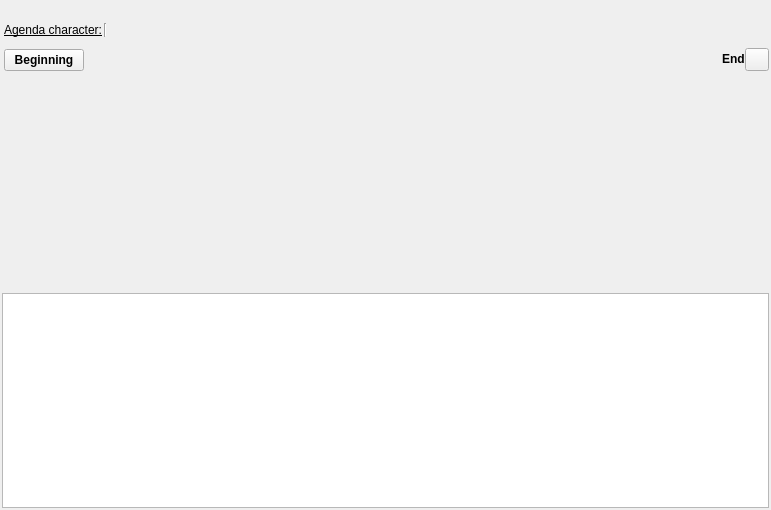
Before: the Qt Designer form ui/scene_structure_editor_widget.ui in zkovari/plotlyst, drawn with Qt 5.
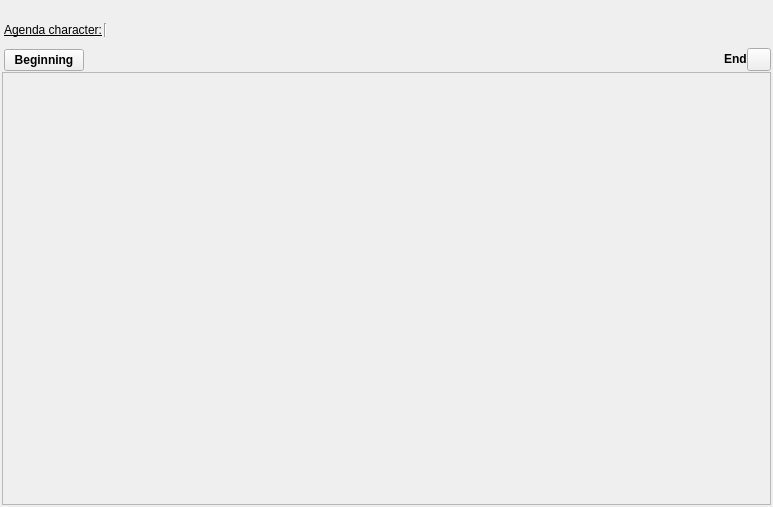
After: the same form once the commit is applied. Custom widgets are drawn as their Qt base class.

Commit message: Renovate scene beats timeline (#399)

Patch:
```diff
--- a/ui/scene_structure_editor_widget.ui
+++ b/ui/scene_structure_editor_widget.ui
@@ -6,8 +6,8 @@
    <rect>
     <x>0</x>
     <y>0</y>
-    <width>771</width>
-    <height>510</height>
+    <width>773</width>
+    <height>507</height>
    </rect>
   </property>
   <property name="windowTitle">
@@ -221,21 +221,9 @@
            </item>
           </layout>
          </item>
-         <item alignment="Qt::AlignTop">
+         <item>
           <widget class="QScrollArea" name="scrollArea">
-           <property name="sizePolicy">
-            <sizepolicy hsizetype="Expanding" vsizetype="Expanding">
-             <horstretch>0</horstretch>
-             <verstretch>0</verstretch>
-            </sizepolicy>
-           </property>
-           <property name="frameShape">
-            <enum>QFrame::NoFrame</enum>
-           </property>
-           <property name="lineWidth">
-            <number>0</number>
-           </property>
-           <property name="verticalScrollBarPolicy">
+           <property name="horizontalScrollBarPolicy">
             <enum>Qt::ScrollBarAlwaysOff</enum>
            </property>
            <property name="widgetResizable">
@@ -247,11 +235,11 @@
               <x>0</x>
               <y>0</y>
               <width>765</width>
-              <height>220</height>
+              <height>422</height>
              </rect>
             </property>
             <property name="sizePolicy">
-             <sizepolicy hsizetype="Expanding" vsizetype="Expanding">
+             <sizepolicy hsizetype="Preferred" vsizetype="Expanding">
               <horstretch>0</horstretch>
               <verstretch>0</verstretch>
              </sizepolicy>
@@ -272,65 +260,10 @@
              <property name="bottomMargin">
               <number>0</number>
              </property>
-             <item>
-              <widget class="QWidget" name="wdgTimelineParent" native="true">
-               <property name="sizePolicy">
-                <sizepolicy hsizetype="Expanding" vsizetype="Expanding">
-                 <horstretch>0</horstretch>
-                 <verstretch>0</verstretch>
-                </sizepolicy>
-               </property>
-               <property name="minimumSize">
-                <size>
-                 <width>0</width>
-                 <height>220</height>
-                </size>
-               </property>
-               <property name="maximumSize">
-                <size>
-                 <width>16777215</width>
-                 <height>220</height>
-                </size>
-               </property>
-               <layout class="QVBoxLayout" name="verticalLayout">
-                <property name="spacing">
-                 <number>0</number>
-                </property>
-                <property name="leftMargin">
-                 <number>2</number>
-                </property>
-                <property name="topMargin">
-                 <number>0</number>
-                </property>
-                <property name="rightMargin">
-                 <number>0</number>
-                </property>
-                <property name="bottomMargin">
-                 <number>0</number>
-                </property>
-               </layout>
-              </widget>
-             </item>
             </layout>
            </widget>
           </widget>
          </item>
-         <item>
-          <widget class="ChartView" name="chartViewEmotionArc">
-           <property name="sizePolicy">
-            <sizepolicy hsizetype="Expanding" vsizetype="Expanding">
-             <horstretch>0</horstretch>
-             <verstretch>0</verstretch>
-            </sizepolicy>
-           </property>
-           <property name="minimumSize">
-            <size>
-             <width>73</width>
-             <height>73</height>
-            </size>
-           </property>
-          </widget>
-         </item>
         </layout>
        </item>
       </layout>
@@ -340,11 +273,6 @@
   </layout>
  </widget>
  <customwidgets>
-  <customwidget>
-   <class>ChartView</class>
-   <extends>QGraphicsView</extends>
-   <header>src.main.python.plotlyst.view.widget.display</header>
-  </customwidget>
   <customwidget>
    <class>Icon</class>
    <extends>QToolButton</extends>
```
The commit also changes 9 other files.
